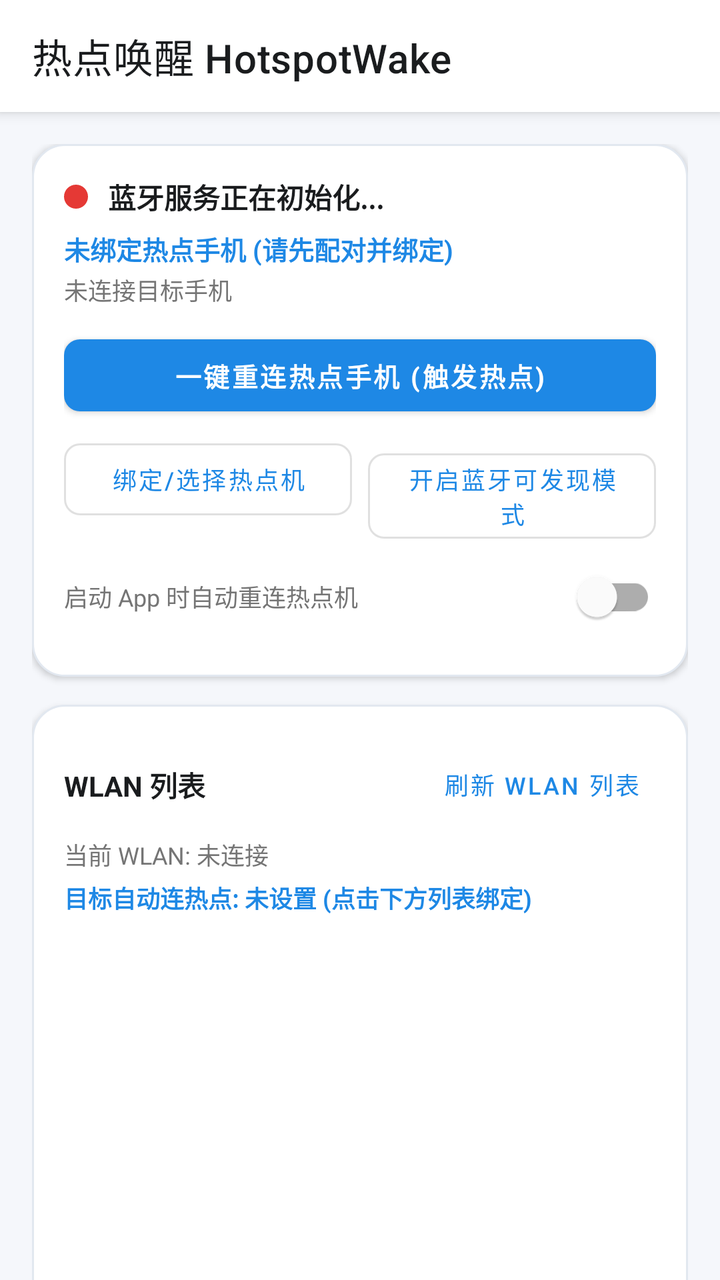
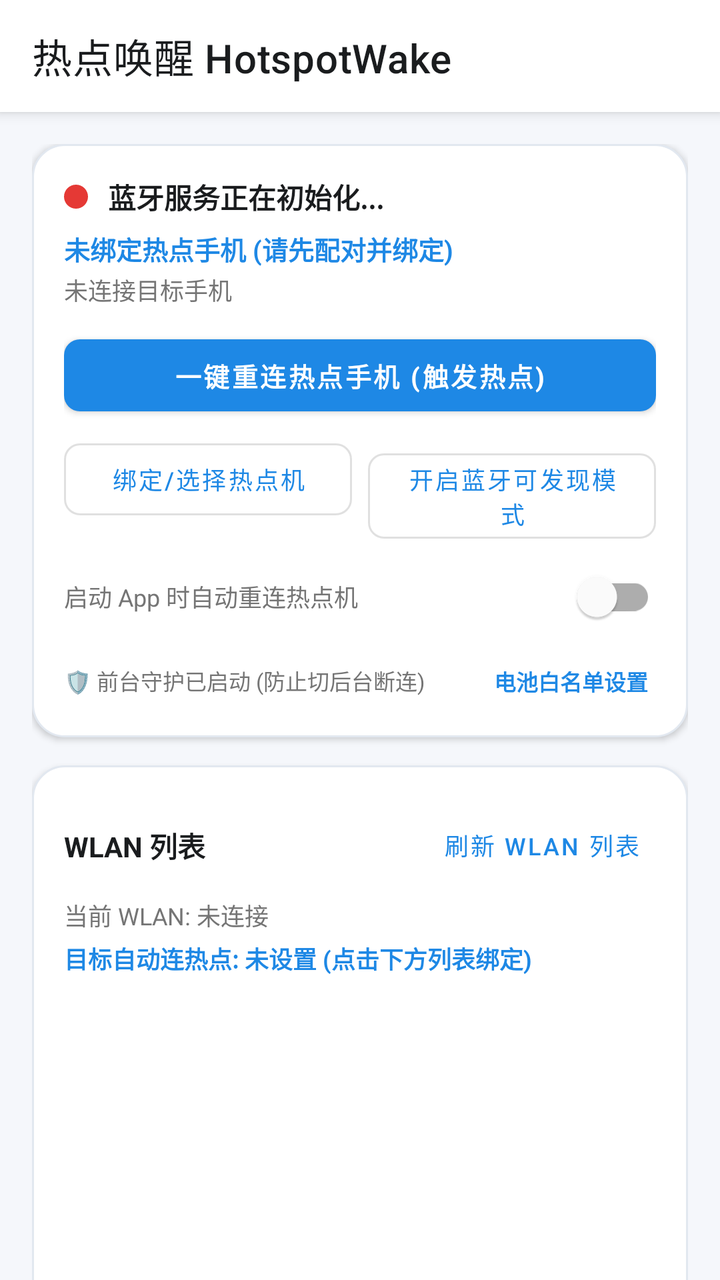

Before-and-after screenshots of an Android layout around one commit, followed by the original layout XML and the change that was made.
<!-- AndroidManifest.xml: application theme Theme.BlueWifi -->
<!-- res/layout/activity_main.xml -->
<?xml version="1.0" encoding="utf-8"?>
<androidx.coordinatorlayout.widget.CoordinatorLayout
    xmlns:android="http://schemas.android.com/apk/res/android"
    xmlns:app="http://schemas.android.com/apk/res-auto"
    xmlns:tools="http://schemas.android.com/tools"
    android:layout_width="match_parent"
    android:layout_height="match_parent"
    android:background="@color/background">

    <com.google.android.material.appbar.AppBarLayout
        android:layout_width="match_parent"
        android:layout_height="wrap_content"
        android:background="@color/surface">

        <com.google.android.material.appbar.MaterialToolbar
            android:id="@+id/toolbar"
            android:layout_width="match_parent"
            android:layout_height="?attr/actionBarSize"
            app:title="@string/app_title"
            app:titleTextColor="@color/text_primary" />

    </com.google.android.material.appbar.AppBarLayout>

    <androidx.core.widget.NestedScrollView
        android:layout_width="match_parent"
        android:layout_height="match_parent"
        android:fillViewport="true"
        app:layout_behavior="@string/appbar_scrolling_view_behavior">

        <LinearLayout
            android:layout_width="match_parent"
            android:layout_height="wrap_content"
            android:orientation="vertical"
            android:padding="16dp">

            
            <LinearLayout
                android:layout_width="match_parent"
                android:layout_height="wrap_content"
                android:background="@drawable/bg_card"
                android:orientation="vertical"
                android:padding="16dp"
                android:elevation="2dp">

                <LinearLayout
                    android:layout_width="match_parent"
                    android:layout_height="wrap_content"
                    android:gravity="center_vertical"
                    android:orientation="horizontal">

                    <View
                        android:id="@+id/viewStatusDot"
                        android:layout_width="12dp"
                        android:layout_height="12dp"
                        android:background="@drawable/bg_status_dot" />

                    <TextView
                        android:id="@+id/tvBtStatus"
                        android:layout_width="0dp"
                        android:layout_height="wrap_content"
                        android:layout_marginStart="10dp"
                        android:layout_weight="1"
                        android:text="@string/bt_status_uninitialized"
                        android:textColor="@color/text_primary"
                        android:textSize="14sp"
                        android:textStyle="bold" />

                    <com.google.android.material.button.MaterialButton
                        android:id="@+id/btnRetryBt"
                        style="@style/Widget.MaterialComponents.Button.TextButton"
                        android:layout_width="wrap_content"
                        android:layout_height="36dp"
                        android:minWidth="0dp"
                        android:paddingHorizontal="8dp"
                        android:text="重新初始化"
                        android:textSize="12sp"
                        android:visibility="gone" />
                </LinearLayout>

                
                <TextView
                    android:id="@+id/tvBoundHost"
                    android:layout_width="wrap_content"
                    android:layout_height="wrap_content"
                    android:layout_marginTop="6dp"
                    android:text="@string/status_unbound_host"
                    android:textColor="@color/primary"
                    android:textSize="13sp"
                    android:textStyle="bold" />

                <TextView
                    android:id="@+id/tvConnectedDevice"
                    android:layout_width="wrap_content"
                    android:layout_height="wrap_content"
                    android:layout_marginTop="2dp"
                    android:text="未连接目标手机"
                    android:textColor="@color/text_secondary"
                    android:textSize="12sp" />

                
                <com.google.android.material.button.MaterialButton
                    android:id="@+id/btnReconnectHost"
                    android:layout_width="match_parent"
                    android:layout_height="48dp"
                    android:layout_marginTop="10dp"
                    android:text="@string/btn_reconnect_host"
                    android:textSize="13sp"
                    android:textStyle="bold"
                    app:cornerRadius="8dp" />

                <LinearLayout
                    android:layout_width="match_parent"
                    android:layout_height="wrap_content"
                    android:layout_marginTop="4dp"
                    android:orientation="horizontal">

                    <com.google.android.material.button.MaterialButton
                        android:id="@+id/btnBindHost"
                        style="@style/Widget.MaterialComponents.Button.OutlinedButton"
                        android:layout_width="0dp"
                        android:layout_height="wrap_content"
                        android:layout_marginEnd="4dp"
                        android:layout_weight="1"
                        android:text="@string/btn_bind_host"
                        android:textSize="12sp"
                        app:cornerRadius="8dp" />

                    <com.google.android.material.button.MaterialButton
                        android:id="@+id/btnMakeDiscoverable"
                        style="@style/Widget.MaterialComponents.Button.OutlinedButton"
                        android:layout_width="0dp"
                        android:layout_height="wrap_content"
                        android:layout_marginStart="4dp"
                        android:layout_weight="1"
                        android:text="@string/btn_make_discoverable"
                        android:textSize="12sp"
                        app:cornerRadius="8dp" />
                </LinearLayout>

                
                <com.google.android.material.switchmaterial.SwitchMaterial
                    android:id="@+id/switchAutoConnect"
                    android:layout_width="match_parent"
                    android:layout_height="wrap_content"
                    android:layout_marginTop="4dp"
                    android:text="@string/switch_auto_connect"
                    android:textColor="@color/text_secondary"
                    android:textSize="12sp" />

            </LinearLayout>

            
            <LinearLayout
                android:layout_width="match_parent"
                android:layout_height="wrap_content"
                android:layout_marginTop="14dp"
                android:background="@drawable/bg_card"
                android:orientation="vertical"
                android:padding="16dp"
                android:elevation="2dp">

                <LinearLayout
                    android:layout_width="match_parent"
                    android:layout_height="wrap_content"
                    android:gravity="center_vertical"
                    android:orientation="horizontal">

                    <TextView
                        android:layout_width="0dp"
                        android:layout_height="wrap_content"
                        android:layout_weight="1"
                        android:text="WLAN 列表"
                        android:textColor="@color/text_primary"
                        android:textSize="14sp"
                        android:textStyle="bold" />

                    <com.google.android.material.button.MaterialButton
                        android:id="@+id/btnScanWifi"
                        style="@style/Widget.MaterialComponents.Button.TextButton"
                        android:layout_width="wrap_content"
                        android:layout_height="wrap_content"
                        android:text="@string/btn_scan_wifi"
                        android:textSize="12sp" />
                </LinearLayout>

                <TextView
                    android:id="@+id/tvCurrentWifi"
                    android:layout_width="wrap_content"
                    android:layout_height="wrap_content"
                    android:layout_marginTop="2dp"
                    android:text="当前 WLAN: 未连接"
                    android:textColor="@color/text_secondary"
                    android:textSize="12sp" />

                
                <LinearLayout
                    android:layout_width="match_parent"
                    android:layout_height="wrap_content"
                    android:layout_marginTop="4dp"
                    android:gravity="center_vertical"
                    android:orientation="horizontal">

                    <TextView
                        android:id="@+id/tvTargetWlan"
                        android:layout_width="0dp"
                        android:layout_height="wrap_content"
                        android:layout_weight="1"
                        android:text="目标自动连热点: 未设置 (点击下方列表绑定)"
                        android:textColor="@color/primary"
                        android:textSize="12sp"
                        android:textStyle="bold" />

                    <com.google.android.material.button.MaterialButton
                        android:id="@+id/btnClearTargetWlan"
                        style="@style/Widget.MaterialComponents.Button.TextButton"
                        android:layout_width="wrap_content"
                        android:layout_height="32dp"
                        android:minWidth="0dp"
                        android:paddingHorizontal="6dp"
                        android:text="清除目标"
                        android:textColor="@color/status_disconnected"
                        android:textSize="11sp"
                        android:visibility="gone" />
                </LinearLayout>

                
                <ProgressBar
                    android:id="@+id/pbWifiScanning"
                    style="?android:attr/progressBarStyleHorizontal"
                    android:layout_width="match_parent"
                    android:layout_height="wrap_content"
                    android:layout_marginTop="4dp"
                    android:indeterminate="true"
                    android:visibility="gone" />

                
                <androidx.recyclerview.widget.RecyclerView
                    android:id="@+id/rvWifiList"
                    android:layout_width="match_parent"
                    android:layout_height="220dp"
                    android:layout_marginTop="8dp"
                    android:overScrollMode="never" />

                <TextView
                    android:id="@+id/tvWifiEmpty"
                    android:layout_width="match_parent"
                    android:layout_height="wrap_content"
                    android:layout_marginTop="16dp"
                    android:gravity="center"
                    android:text="@string/wifi_empty"
                    android:textColor="@color/text_hint"
                    android:textSize="12sp"
                    android:visibility="gone" />

                <com.google.android.material.button.MaterialButton
                    android:id="@+id/btnOpenWifiSettings"
                    style="@style/Widget.MaterialComponents.Button.OutlinedButton"
                    android:layout_width="match_parent"
                    android:layout_height="wrap_content"
                    android:layout_marginTop="12dp"
                    android:text="@string/btn_open_wifi_settings"
                    android:textSize="12sp"
                    app:cornerRadius="8dp" />

            </LinearLayout>

            
            <LinearLayout
                android:layout_width="match_parent"
                android:layout_height="wrap_content"
                android:layout_marginTop="14dp"
                android:background="@drawable/bg_card"
                android:orientation="vertical"
                android:padding="16dp"
                android:elevation="2dp">

                <TextView
                    android:layout_width="wrap_content"
                    android:layout_height="wrap_content"
                    android:text="鼠标触摸板与快捷键盘控制"
                    android:textColor="@color/text_primary"
                    android:textSize="14sp"
                    android:textStyle="bold" />

                
                <com.example.bluewifi.ui.TouchPadView
                    android:id="@+id/touchPadView"
                    android:layout_width="match_parent"
                    android:layout_height="150dp"
                    android:layout_marginTop="10dp" />

                <TextView
                    android:layout_width="match_parent"
                    android:layout_height="wrap_content"
                    android:layout_marginTop="6dp"
                    android:gravity="center"
                    android:text="@string/touchpad_hint"
                    android:textColor="@color/text_hint"
                    android:textSize="11sp" />

                
                <LinearLayout
                    android:layout_width="match_parent"
                    android:layout_height="wrap_content"
                    android:layout_marginTop="8dp"
                    android:orientation="horizontal">

                    <com.google.android.material.button.MaterialButton
                        android:id="@+id/btnLeftClick"
                        style="@style/Widget.MaterialComponents.Button.OutlinedButton"
                        android:layout_width="0dp"
                        android:layout_height="40dp"
                        android:layout_marginEnd="6dp"
                        android:layout_weight="1"
                        android:text="@string/btn_left_click"
                        android:textSize="12sp"
                        app:cornerRadius="8dp" />

                    <com.google.android.material.button.MaterialButton
                        android:id="@+id/btnRightClick"
                        style="@style/Widget.MaterialComponents.Button.OutlinedButton"
                        android:layout_width="0dp"
                        android:layout_height="40dp"
                        android:layout_marginStart="6dp"
                        android:layout_weight="1"
                        android:text="@string/btn_right_click"
                        android:textSize="12sp"
                        app:cornerRadius="8dp" />
                </LinearLayout>

                
                <LinearLayout
                    android:layout_width="match_parent"
                    android:layout_height="wrap_content"
                    android:layout_marginTop="6dp"
                    android:orientation="horizontal">

                    <com.google.android.material.button.MaterialButton
                        android:id="@+id/btnKeyEnter"
                        style="@style/Widget.MaterialComponents.Button.OutlinedButton"
                        android:layout_width="0dp"
                        android:layout_height="38dp"
                        android:layout_marginEnd="4dp"
                        android:layout_weight="1"
                        android:text="@string/btn_key_enter"
                        android:textSize="11sp"
                        app:cornerRadius="6dp" />

                    <com.google.android.material.button.MaterialButton
                        android:id="@+id/btnKeyBack"
                        style="@style/Widget.MaterialComponents.Button.OutlinedButton"
                        android:layout_width="0dp"
                        android:layout_height="38dp"
                        android:layout_marginHorizontal="4dp"
                        android:layout_weight="1"
                        android:text="@string/btn_key_back"
                        android:textSize="11sp"
                        app:cornerRadius="6dp" />

                    <com.google.android.material.button.MaterialButton
                        android:id="@+id/btnKeyHome"
                        style="@style/Widget.MaterialComponents.Button.OutlinedButton"
                        android:layout_width="0dp"
                        android:layout_height="38dp"
                        android:layout_marginStart="4dp"
                        android:layout_weight="1"
                        android:text="@string/btn_key_home"
                        android:textSize="11sp"
                        app:cornerRadius="6dp" />
                </LinearLayout>

                
                <LinearLayout
                    android:layout_width="match_parent"
                    android:layout_height="wrap_content"
                    android:layout_marginTop="6dp"
                    android:orientation="horizontal">

                    <com.google.android.material.button.MaterialButton
                        android:id="@+id/btnKeyVolUp"
                        style="@style/Widget.MaterialComponents.Button.OutlinedButton"
                        android:layout_width="0dp"
                        android:layout_height="38dp"
                        android:layout_marginEnd="4dp"
                        android:layout_weight="1"
                        android:text="@string/btn_key_vol_up"
                        android:textSize="11sp"
                        app:cornerRadius="6dp" />

                    <com.google.android.material.button.MaterialButton
                        android:id="@+id/btnKeyVolDown"
                        style="@style/Widget.MaterialComponents.Button.OutlinedButton"
                        android:layout_width="0dp"
                        android:layout_height="38dp"
                        android:layout_marginStart="4dp"
                        android:layout_weight="1"
                        android:text="@string/btn_key_vol_down"
                        android:textSize="11sp"
                        app:cornerRadius="6dp" />
                </LinearLayout>

            </LinearLayout>

        </LinearLayout>
    </androidx.core.widget.NestedScrollView>

</androidx.coordinatorlayout.widget.CoordinatorLayout>
<!-- resources referenced by this layout -->
<resources>
  <color name="background">#F5F7FB</color>
  <color name="primary">#1E88E5</color>
  <color name="status_disconnected">#E53935</color>
  <color name="surface">#FFFFFF</color>
  <color name="text_hint">#9E9E9E</color>
  <color name="text_primary">#1A1C1E</color>
  <color name="text_secondary">#757575</color>
  <!-- drawable bg_card (drawable) -->
  <?xml version="1.0" encoding="utf-8"?>
  <shape xmlns:android="http://schemas.android.com/apk/res/android"
      android:shape="rectangle">
      <solid android:color="@color/surface_card" />
      <corners android:radius="16dp" />
      <stroke android:width="1dp" android:color="#E2E8F0" />
  </shape>
  <!-- drawable bg_status_dot (drawable) -->
  <?xml version="1.0" encoding="utf-8"?>
  <shape xmlns:android="http://schemas.android.com/apk/res/android"
      android:shape="oval">
      <solid android:color="@color/status_disconnected" />
      <size android:width="12dp" android:height="12dp" />
  </shape>
  <string name="app_title">热点唤醒 HotspotWake</string>
  <string name="bt_status_uninitialized">蓝牙服务正在初始化...</string>
  <string name="btn_bind_host">绑定/选择热点机</string>
  <string name="btn_key_back">返回(Esc)</string>
  <string name="btn_key_enter">回车(Enter)</string>
  <string name="btn_key_home">主页(Home)</string>
  <string name="btn_key_vol_down">音量-</string>
  <string name="btn_key_vol_up">音量+</string>
  <string name="btn_left_click">鼠标左键</string>
  <string name="btn_make_discoverable">开启蓝牙可发现模式</string>
  <string name="btn_open_wifi_settings">打开系统 WLAN 设置</string>
  <string name="btn_reconnect_host">一键重连热点手机 (触发热点)</string>
  <string name="btn_right_click">鼠标右键</string>
  <string name="btn_scan_wifi">刷新 WLAN 列表</string>
  <string name="status_unbound_host">未绑定热点手机 (请先配对并绑定)</string>
  <string name="switch_auto_connect">启动 App 时自动重连热点机</string>
  <string name="touchpad_hint">滑动以控制鼠标 | 轻击左键 | 双指/右下角右键</string>
  <string name="wifi_empty">暂无扫描结果，请点击右上角刷新</string>
  <style name="Theme.BlueWifi" parent="Theme.MaterialComponents.DayNight.NoActionBar">
          <item name="colorPrimary">@color/primary</item>
          <item name="colorPrimaryVariant">@color/primary_dark</item>
          <item name="colorOnPrimary">@color/surface</item>
          <item name="colorSecondary">@color/accent</item>
          <item name="android:statusBarColor">@color/primary_dark</item>
          <item name="android:windowBackground">@color/background</item>
      </style>
  <color name="surface_card">#FFFFFF</color>
  <color name="primary_dark">#1565C0</color>
  <color name="accent">#00E676</color>
</resources>

<!-- the commit's change to res/layout/activity_main.xml (unified diff, before → after) -->
@@ -146,6 +146,37 @@
                     android:text="@string/switch_auto_connect"
                     android:textColor="@color/text_secondary"
                     android:textSize="12sp" />
+
+                
+                <LinearLayout
+                    android:layout_width="match_parent"
+                    android:layout_height="wrap_content"
+                    android:layout_marginTop="6dp"
+                    android:gravity="center_vertical"
+                    android:orientation="horizontal">
+
+                    <TextView
+                        android:id="@+id/tvBatteryTip"
+                        android:layout_width="0dp"
+                        android:layout_height="wrap_content"
+                        android:layout_weight="1"
+                        android:text="🛡️ 前台守护已启动 (防止切后台断连)"
+                        android:textColor="@color/text_secondary"
+                        android:textSize="11sp" />
+
+                    <TextView
+                        android:id="@+id/btnBatteryOptimization"
+                        android:layout_width="wrap_content"
+                        android:layout_height="wrap_content"
+                        android:background="?selectableItemBackground"
+                        android:clickable="true"
+                        android:focusable="true"
+                        android:padding="4dp"
+                        android:text="电池白名单设置"
+                        android:textColor="@color/primary"
+                        android:textSize="11sp"
+                        android:textStyle="bold" />
+                </LinearLayout>
 
             </LinearLayout>
 
